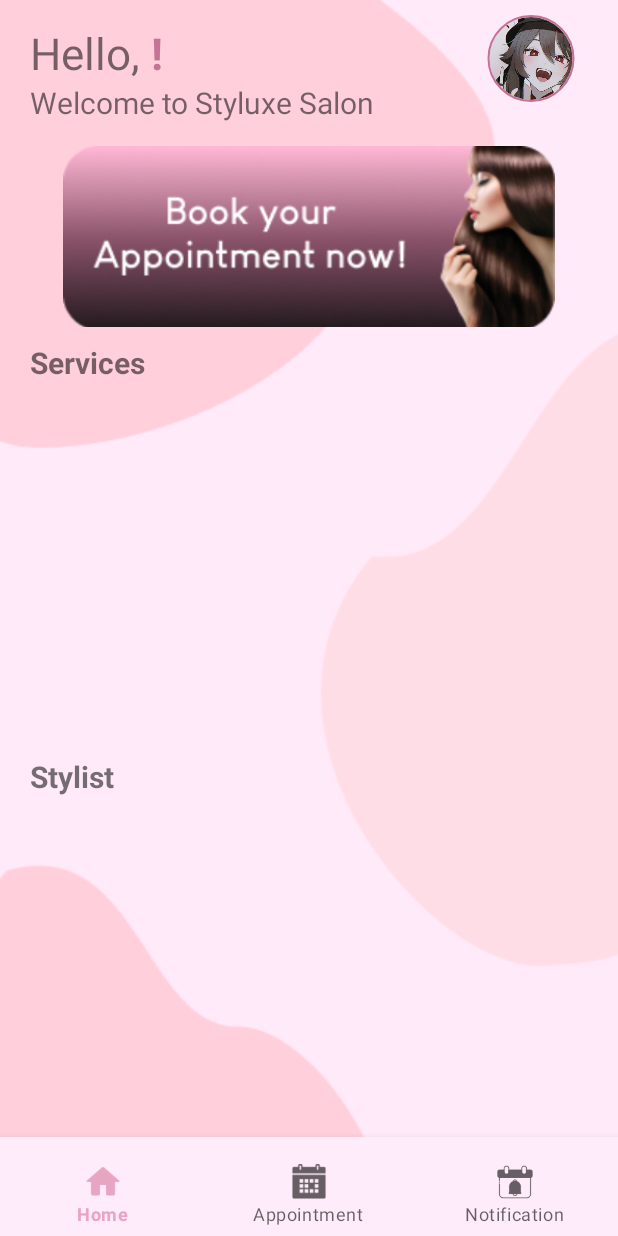
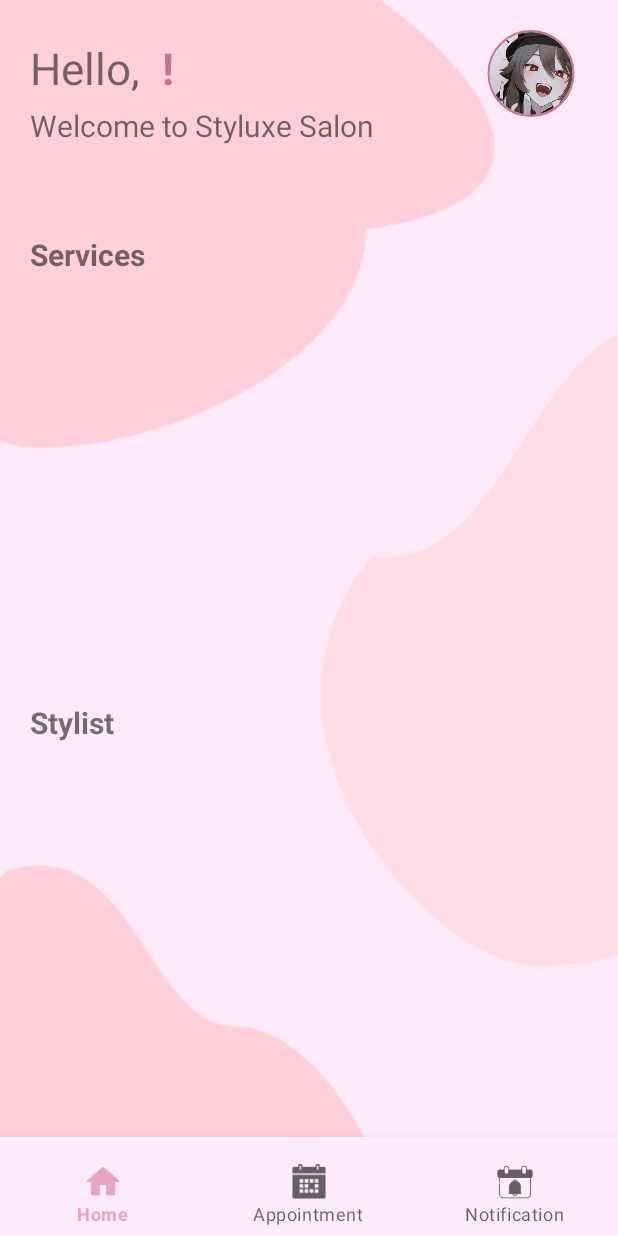
Before and after one commit to caesar0016/SalonAppointment_final, an Android app: the fragment_home screen opened directly, with no data from a screen before it, on a phone screen of 412 x 824 dp. Run offline under Robolectric (Android 15) with nearby library versions, the phone set to English and light mode, and no system bars; our stand-ins replace CircleImageView, Firebase (no records; nobody signed in at launch, a user with empty details on screens opened directly).

Commit message:
may binago konti

```diff
--- a/app/src/main/res/layout/fragment_home.xml
+++ b/app/src/main/res/layout/fragment_home.xml
@@ -24,15 +24,16 @@
 
             <LinearLayout
                 android:layout_width="match_parent"
-                android:layout_height="99dp"
-                android:layout_weight="1.3"
+                android:layout_height="40dp"
+                android:layout_weight="1"
                 android:weightSum="2"
                 android:orientation="vertical">
 
                 <LinearLayout
                     android:layout_width="match_parent"
-                    android:layout_height="80dp"
-                    android:layout_weight=".6"
+                    android:layout_height="100dp"
+                    android:layout_weight="1"
+                    android:layout_marginTop="10dp"
                     android:orientation="horizontal"
                     android:weightSum="2">
 
@@ -53,7 +54,7 @@
                                 android:layout_height="wrap_content"
                                 android:layout_marginStart="20dp"
                                 android:layout_marginTop="15dp"
-                                android:text="Hello,"
+                                android:text="Hello, "
                                 android:textSize="29sp" />
 
                             <TextView
@@ -71,6 +72,7 @@
                         <LinearLayout
                             android:layout_width="match_parent"
                             android:layout_height="32dp"
+                            android:layout_marginTop="5dp"
                             android:layout_weight=".5"
                             android:orientation="horizontal">
 
@@ -101,18 +103,7 @@
                 </LinearLayout>
 
 
-                <LinearLayout
-                    android:layout_width="match_parent"
-                    android:layout_height="97dp"
-                    android:layout_weight="1.5">
-                    <ImageView
-                        android:id="@+id/BooknowPanel"
-                        android:layout_width="match_parent"
-                        android:layout_height="match_parent"
-                        android:layout_centerHorizontal="true"
-                        android:src="@drawable/booknowpanel1"
-                        android:layout_marginTop="5dp"/>
-                </LinearLayout>
+
 
             </LinearLayout>
             <LinearLayout
@@ -123,7 +114,7 @@
                     android:layout_width="wrap_content"
                     android:layout_height="wrap_content"
                     android:layout_marginStart="20dp"
-                    android:layout_marginTop="10dp"
+                    android:layout_marginTop="12dp"
                     android:text="Services"
                     android:textSize="20sp"
                     android:textStyle="bold" />
--- a/app/src/main/res/layout/reviews_view_rows.xml
+++ b/app/src/main/res/layout/reviews_view_rows.xml
@@ -3,8 +3,7 @@
     xmlns:app="http://schemas.android.com/apk/res-auto"
     android:layout_width="match_parent"
     android:layout_height="match_parent"
-    android:padding="10dp"
-    style="@style/bg_home">
+    android:padding="10dp">
 
     <androidx.cardview.widget.CardView
         android:id="@+id/cvReview"
--- a/app/src/main/res/layout/signup_frm.xml
+++ b/app/src/main/res/layout/signup_frm.xml
@@ -5,7 +5,8 @@
     android:id="@+id/main"
     android:layout_width="match_parent"
     android:layout_height="match_parent"
-    tools:context=".signupFrm">
+    tools:context=".signupFrm"
+    style="@style/bg_home">
 
     <LinearLayout
         android:id="@+id/ll_login_loginFrm"
--- a/app/src/main/res/values/themes.xml
+++ b/app/src/main/res/values/themes.xml
@@ -29,7 +29,4 @@
             @drawable/bg_home
         </item>
     </style>
-
-
-
 </resources>
```
Also changed, not shown: app/src/main/res/layout/stylist_view_rows.xml (+4 -5 lines).
